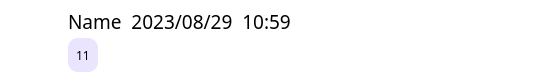
First picture: the form in client/UIfiles/chatBubbles.ui, repository Jadeiin/KunKun, before the edit.
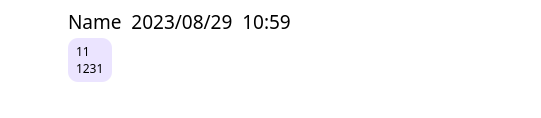
Second picture: the form after the edit. Icons and pictures are not drawn.

```diff
--- a/client/UIfiles/chatBubbles.ui
+++ b/client/UIfiles/chatBubbles.ui
@@ -7,15 +7,21 @@
     <x>0</x>
     <y>0</y>
     <width>541</width>
-    <height>83</height>
+    <height>118</height>
    </rect>
   </property>
   <property name="minimumSize">
    <size>
-    <width>400</width>
+    <width>541</width>
     <height>0</height>
    </size>
   </property>
+  <property name="maximumSize">
+   <size>
+    <width>541</width>
+    <height>16777215</height>
+   </size>
+  </property>
   <property name="windowTitle">
    <string>Form</string>
   </property>
@@ -65,7 +71,7 @@
          <property name="sizeHint" stdset="0">
           <size>
            <width>20</width>
-           <height>40</height>
+           <height>10</height>
           </size>
          </property>
         </spacer>
@@ -119,7 +125,15 @@
        <item>
         <layout class="QHBoxLayout" name="horizontalLayout_3">
          <item>
+          <layout class="QVBoxLayout" name="verticalLayout_3">
+           <item>
           <widget class="QLabel" name="msgText">
+             <property name="maximumSize">
+              <size>
+               <width>300</width>
+               <height>16777215</height>
+              </size>
+             </property>
            <property name="font">
             <font>
              <family>Heiti SC</family>
@@ -133,12 +147,31 @@
 }</string>
            </property>
            <property name="text">
-            <string>11</string>
+              <string>11
+1231</string>
            </property>
            <property name="margin">
             <number>4</number>
            </property>
-          </widget>
+             <property name="textInteractionFlags">
+              <set>Qt::LinksAccessibleByMouse|Qt::TextSelectableByMouse</set>
+             </property>
+            </widget>
+           </item>
+           <item>
+            <spacer name="verticalSpacer_2">
+             <property name="orientation">
+              <enum>Qt::Vertical</enum>
+             </property>
+             <property name="sizeHint" stdset="0">
+              <size>
+               <width>20</width>
+               <height>5</height>
+              </size>
+             </property>
+            </spacer>
+           </item>
+          </layout>
          </item>
          <item>
           <spacer name="horizontalSpacer">
```
Lines whose indentation alone changed are shown as unchanged.
